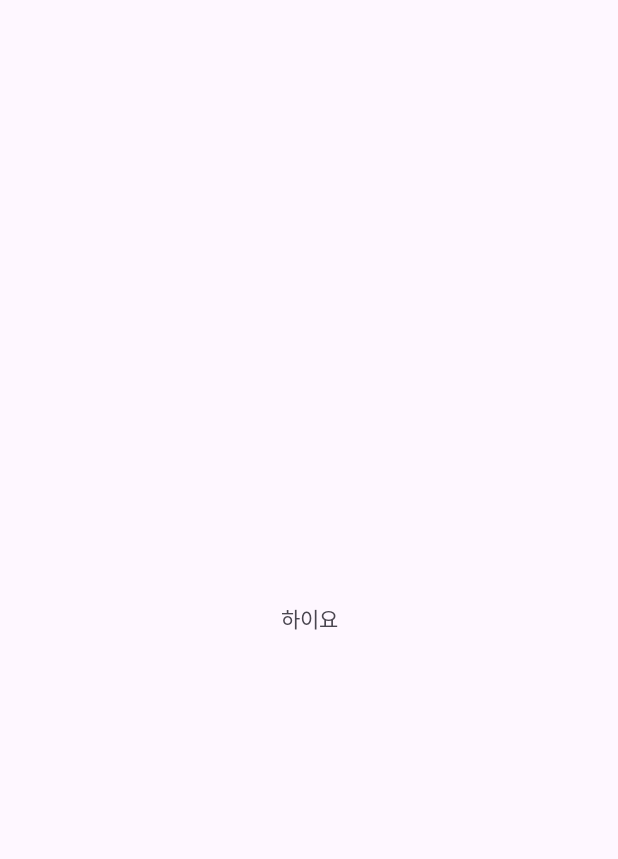
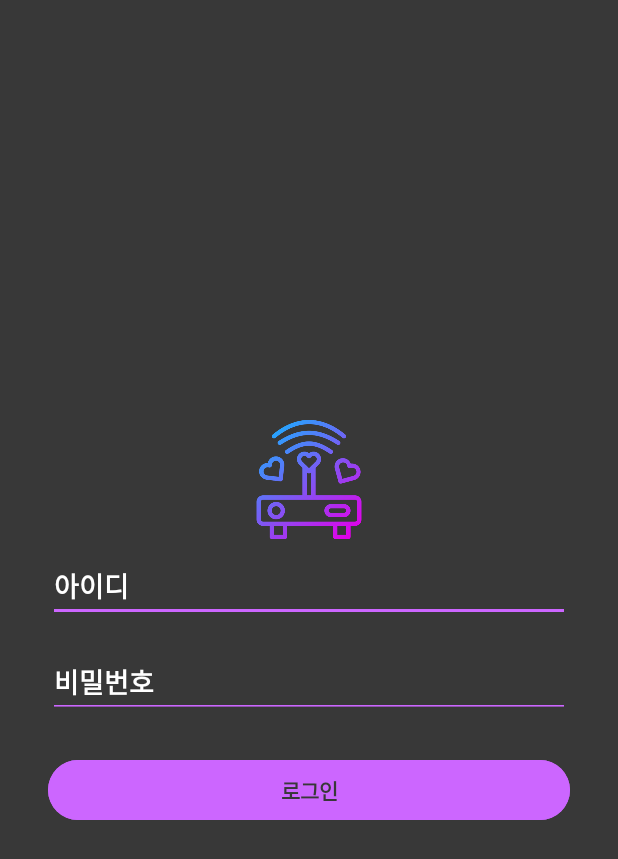
Before and after one commit to Dont-forget-my-team/TeamRepositories, an Android app: the screen it shows after launch (MainActivity before the commit, LoginActivity after it), on a phone screen of 412 x 824 dp. Before the commit the part shown is almost empty. Shown: the top 859 px of the screen. Run offline under Robolectric (Android 15) with nearby library versions, the phone set to English and light mode, and no system bars.

Commit message:
로그인커밋_팀장_김형진

```diff
--- a/app/build.gradle.kts
+++ b/app/build.gradle.kts
@@ -3,11 +3,11 @@ plugins {
 }
 
 android {
-    namespace = "com.example.teamproject_main"
-    compileSdk = 34
+    namespace = "com.example.gamepractice"
+    compileSdk = 35
 
     defaultConfig {
-        applicationId = "com.example.teamproject_main"
+        applicationId = "com.example.gamepractice"
         minSdk = 24
         targetSdk = 34
         versionCode = 1
--- /dev/null
+++ b/app/src/main/java/com/example/gamepractice/LoginActivity.java
@@ -0,0 +1,45 @@
+package com.example.gamepractice;
+
+import android.content.Intent;
+import android.os.Bundle;
+import android.view.View;
+import android.widget.Button;
+import android.widget.EditText;
+import android.widget.Toast;
+import androidx.appcompat.app.AppCompatActivity;
+
+public class LoginActivity extends AppCompatActivity {
+
+    EditText editTextEmail, editTextPassword;
+    Button buttonLogin;
+
+    @Override
+    protected void onCreate(Bundle savedInstanceState) {
+        super.onCreate(savedInstanceState);
+        setContentView(R.layout.activity_login);
+
+        editTextEmail = findViewById(R.id.editTextID );
+        editTextPassword = findViewById(R.id.editTextPassword);
+        buttonLogin = findViewById(R.id.buttonLogin);
+
+        buttonLogin.setOnClickListener(new View.OnClickListener() {
+            @Override
+            public void onClick(View view) {
+                String email = editTextEmail.getText().toString();
+                String password = editTextPassword.getText().toString();
+
+                // 간단한 예시 로그인 로직 (하드코딩된 계정)
+                if (email.equals("test@example.com") && password.equals("1234")) {
+                    Toast.makeText(LoginActivity.this, "로그인 성공!", Toast.LENGTH_SHORT).show();
+
+                    // 다음 액티비티로 이동 (예: MainActivity)
+                    Intent intent = new Intent(LoginActivity.this, Login2Activity.class);
+                    startActivity(intent);
+                    finish();
+                } else {
+                    Toast.makeText(LoginActivity.this, "로그인 실패. 이메일 또는 비밀번호 확인.", Toast.LENGTH_SHORT).show();
+                }
+            }
+        });
+    }
+}
--- /dev/null
+++ b/app/src/main/res/layout/activity_login.xml
@@ -0,0 +1,55 @@
+<?xml version="1.0" encoding="utf-8"?>
+<LinearLayout xmlns:android="http://schemas.android.com/apk/res/android"
+    xmlns:app="http://schemas.android.com/apk/res-auto"
+    xmlns:tools="http://schemas.android.com/tools"
+    android:id="@+id/login_layout"
+    android:layout_width="match_parent"
+    android:layout_height="match_parent"
+    android:background="#383838"
+    android:gravity="center"
+    android:orientation="vertical"
+    android:padding="32dp">
+
+    <ImageView
+        android:layout_width="113dp"
+        android:layout_height="93dp"
+        android:src="@drawable/signal_9630065">
+
+    </ImageView>
+    <EditText
+        android:id="@+id/editTextID"
+        android:layout_width="match_parent"
+        android:layout_height="wrap_content"
+        android:layout_marginBottom="16dp"
+        android:hint="아이디"
+        android:backgroundTint="@color/softviolet"
+        android:inputType="textEmailAddress"
+        android:textColor="#FFFFFF"
+        android:textColorHint="#FFFFFF"
+        android:textStyle="bold"
+        />
+
+    <EditText
+        android:id="@+id/editTextPassword"
+        android:layout_width="match_parent"
+        android:layout_height="wrap_content"
+        android:layout_marginBottom="24dp"
+        android:backgroundTint="@color/softviolet"
+        android:hint="비밀번호"
+        android:inputType="textPassword"
+        android:textColor="#FFFFFF"
+        android:textColorHint="#FFFFFF"
+        android:textStyle="bold"
+        />
+
+    <Button
+        android:id="@+id/buttonLogin"
+        android:layout_width="match_parent"
+        android:layout_height="wrap_content"
+        android:backgroundTint="@color/softviolet"
+        android:text="로그인"
+        android:textColor="@color/gray"
+        android:textStyle="bold"
+        />
+
+</LinearLayout>
--- a/app/src/main/res/layout/activity_main.xml
+++ b/app/src/main/res/layout/activity_main.xml
@@ -10,7 +10,7 @@
     <TextView
         android:layout_width="wrap_content"
         android:layout_height="wrap_content"
-        android:text="하이요"
+        android:text="Hello World!"
         app:layout_constraintBottom_toBottomOf="parent"
         app:layout_constraintEnd_toEndOf="parent"
         app:layout_constraintStart_toStartOf="parent"
--- a/app/src/main/res/values-night/themes.xml
+++ b/app/src/main/res/values-night/themes.xml
@@ -1,6 +1,6 @@
 <resources xmlns:tools="http://schemas.android.com/tools">
     <!-- Base application theme. -->
-    <style name="Base.Theme.Teamprojectmain" parent="Theme.Material3.DayNight.NoActionBar">
+    <style name="Base.Theme.Gamepractice" parent="Theme.Material3.DayNight.NoActionBar">
         <!-- Customize your dark theme here. -->
         <!-- <item name="colorPrimary">@color/my_dark_primary</item> -->
     </style>
--- a/app/src/main/res/values/colors.xml
+++ b/app/src/main/res/values/colors.xml
@@ -2,4 +2,9 @@
 <resources>
     <color name="black">#FF000000</color>
     <color name="white">#FFFFFFFF</color>
+    <color name="purple">#800080</color>
+    <color name="violet">#7f00ff</color>
+    <color name="softviolet">#CC66FF</color>
+    <color name="gray">#383838</color>
+
 </resources>
--- a/app/src/main/res/values/strings.xml
+++ b/app/src/main/res/values/strings.xml
@@ -1,3 +1,3 @@
 <resources>
-    <string name="app_name">teamproject-main</string>
+    <string name="app_name">gamepractice</string>
 </resources>
--- a/app/src/main/res/values/themes.xml
+++ b/app/src/main/res/values/themes.xml
@@ -1,9 +1,9 @@
 <resources xmlns:tools="http://schemas.android.com/tools">
     <!-- Base application theme. -->
-    <style name="Base.Theme.Teamprojectmain" parent="Theme.Material3.DayNight.NoActionBar">
+    <style name="Base.Theme.Gamepractice" parent="Theme.Material3.DayNight.NoActionBar">
         <!-- Customize your light theme here. -->
         <!-- <item name="colorPrimary">@color/my_light_primary</item> -->
     </style>
 
-    <style name="Theme.Teamprojectmain" parent="Base.Theme.Teamprojectmain" />
+    <style name="Theme.Gamepractice" parent="Base.Theme.Gamepractice" />
 </resources>
--- a/settings.gradle.kts
+++ b/settings.gradle.kts
@@ -19,5 +19,5 @@ dependencyResolutionManagement {
     }
 }
 
-rootProject.name = "teamproject-main"
+rootProject.name = "gamepractice"
 include(":app")
```
Also changed, not shown: app/src/main/AndroidManifest.xml (+11 -4 lines), app/src/main/java/com/example/gamepractice/Login2Activity.java (added, +25 -0 lines), app/src/main/java/com/example/gamepractice/MainActivity.java (added, +24 -0 lines), app/src/main/res/layout/activity_login2.xml (added, +42 -0 lines), app/src/main/res/drawable/picture/signal_9630065.png (added), app/src/main/res/drawable/signal_9630065.png (added), gradle/wrapper/gradle-wrapper.properties, 2 other files.
